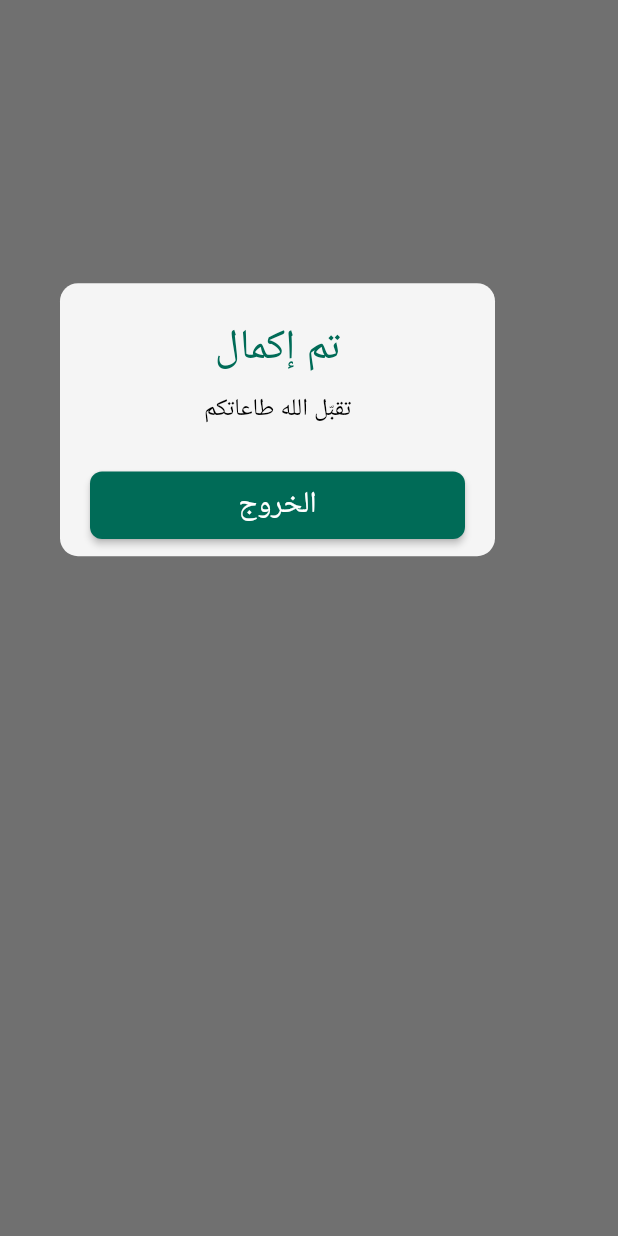
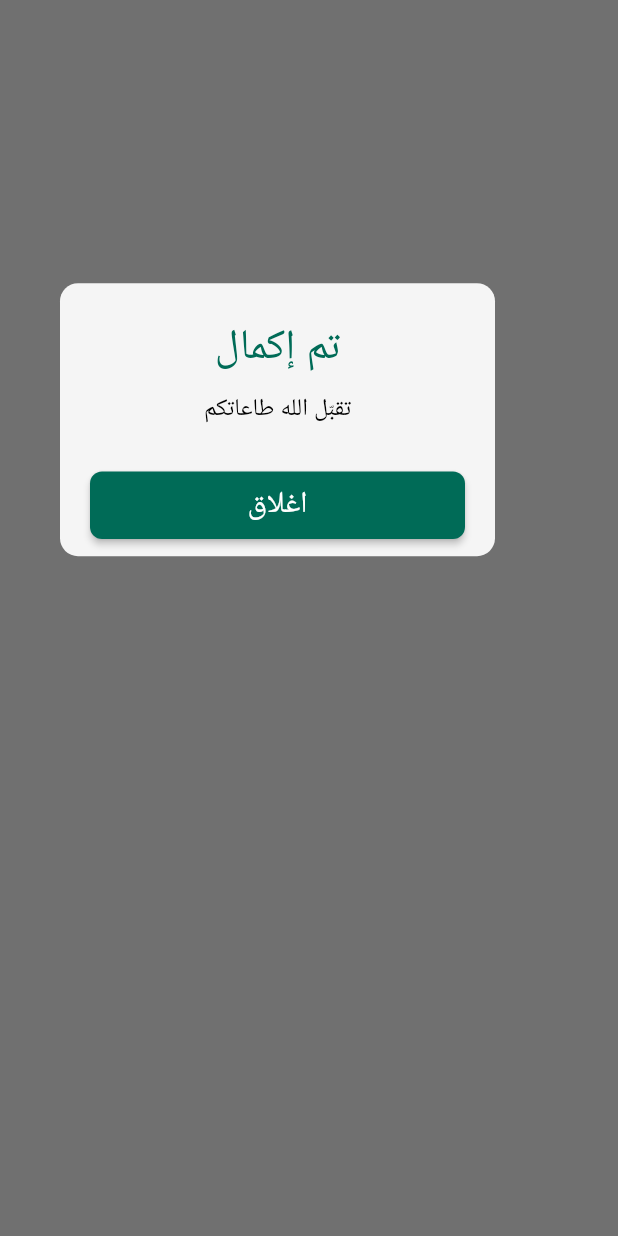
Before and after one commit to ihdori/tasbeeh-flutter-app, a Flutter app: what thanksDialog() shows on an empty page, opened directly with empty values, on a phone screen of 412 x 824 dp. Run offline on Flutter 3.47's test engine with Material 3 defaults, Android fonts, the light colour scheme and no system bars; our stand-ins replace flutter_riverpod, google_fonts.

Commit message:
the text of tanksDialog close  button changed

```diff
--- a/lib/utils/thanks_dialog.dart
+++ b/lib/utils/thanks_dialog.dart
@@ -53,7 +53,7 @@ Future<dynamic> thanksDialog({required BuildContext context, tasbeehType}) {
                       },
                       padding: EdgeInsets.all(8),
                       child: Text(
-                        'الخروج',
+                        'اغلاق',
                         style: TextStyle(fontSize: 20),
                       ),
                       textColor: Colors.white,
```
